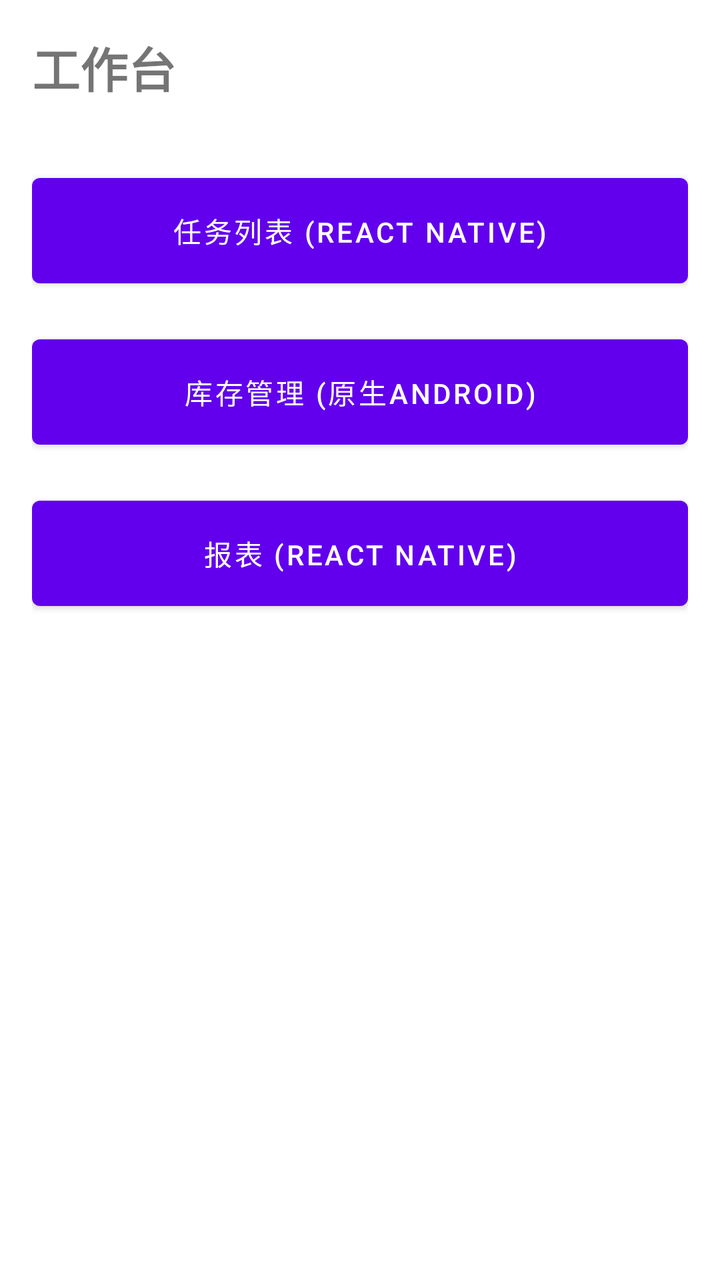
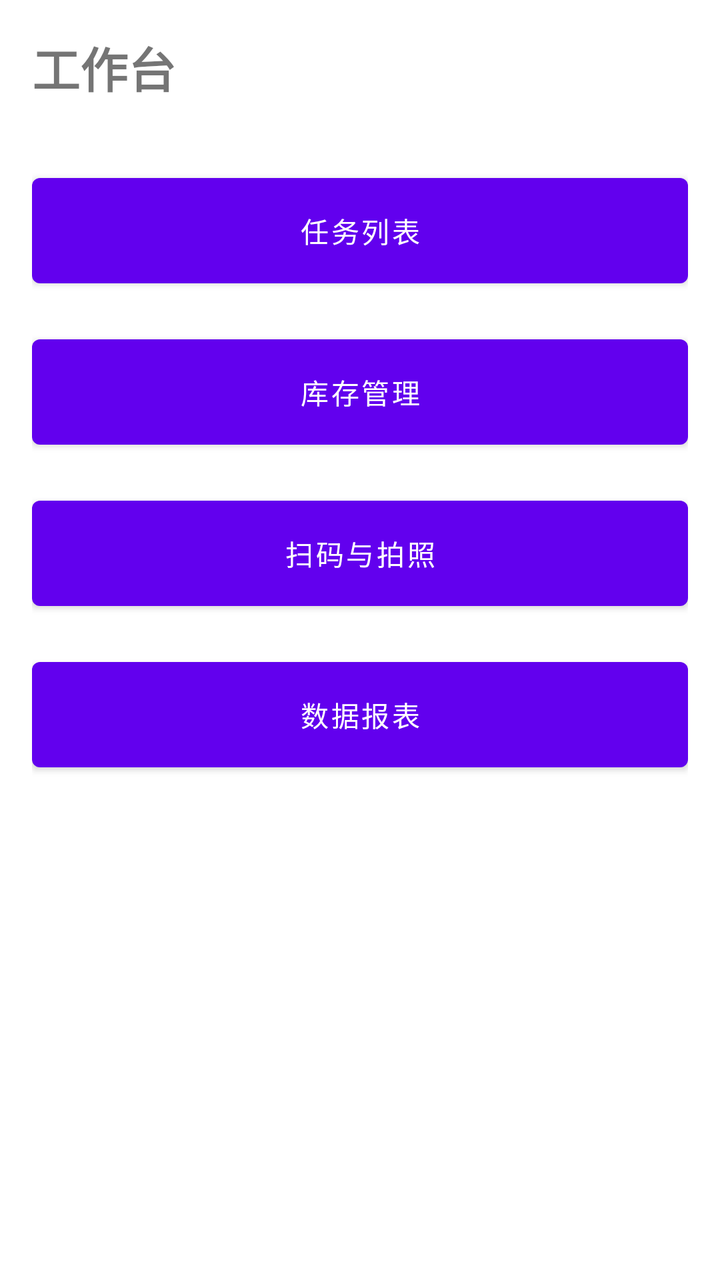

The first picture is an Android layout as it rendered before a commit; the second is the same layout after the commit. The layout source and the unified diff follow.
<!-- AndroidManifest.xml: application theme Theme.Mobileemployeesimple -->
<!-- res/layout/fragment_workbench.xml -->
<?xml version="1.0" encoding="utf-8"?>
<LinearLayout xmlns:android="http://schemas.android.com/apk/res/android"
    android:layout_width="match_parent"
    android:layout_height="match_parent"
    android:orientation="vertical"
    android:padding="16dp">

    <TextView
        android:id="@+id/workbench_title"
        android:layout_width="wrap_content"
        android:layout_height="wrap_content"
        android:text="@string/workbench_title"
        android:textSize="24sp"
        android:textStyle="bold"
        android:layout_marginBottom="32dp" />

    <Button
        android:id="@+id/task_list_button"
        android:layout_width="match_parent"
        android:layout_height="wrap_content"
        android:text="@string/workbench_task_list"
        android:layout_marginBottom="16dp"
        android:padding="16dp" />

    <Button
        android:id="@+id/inventory_button"
        android:layout_width="match_parent"
        android:layout_height="wrap_content"
        android:text="@string/workbench_inventory"
        android:layout_marginBottom="16dp"
        android:padding="16dp" />

    <Button
        android:id="@+id/reports_button"
        android:layout_width="match_parent"
        android:layout_height="wrap_content"
        android:text="@string/workbench_reports"
        android:layout_marginBottom="16dp"
        android:padding="16dp" />

</LinearLayout>
<!-- resources referenced by this layout -->
<resources>
  <string name="workbench_inventory">库存管理 (原生Android)</string>
  <string name="workbench_reports">报表 (React Native)</string>
  <string name="workbench_task_list">任务列表 (React Native)</string>
  <string name="workbench_title">工作台</string>
  <style name="Theme.Mobileemployeesimple" parent="Theme.MaterialComponents.DayNight.DarkActionBar">
          
          <item name="colorPrimary">@color/purple_500</item>
          <item name="colorPrimaryVariant">@color/purple_700</item>
          <item name="colorOnPrimary">@color/white</item>
          
          <item name="colorSecondary">@color/teal_200</item>
          <item name="colorSecondaryVariant">@color/teal_700</item>
          <item name="colorOnSecondary">@color/black</item>
          
          <item name="colorSurface">@color/white</item>
          <item name="colorOnSurface">@color/black</item>
          <item name="colorOnSurfaceVariant">@color/colorOnSurfaceVariant</item>
          
          <item name="android:statusBarColor">?attr/colorPrimaryVariant</item>
          
      </style>
  <color name="purple_500">#FF6200EE</color>
  <color name="purple_700">#FF3700B3</color>
  <color name="white">#FFFFFFFF</color>
  <color name="teal_200">#FF03DAC5</color>
  <color name="teal_700">#FF018786</color>
  <color name="black">#FF000000</color>
  <color name="colorOnSurfaceVariant">#FF666666</color>
</resources>

<!-- the commit's change to res/layout/fragment_workbench.xml (unified diff, before → after) -->
@@ -31,6 +31,14 @@
         android:padding="16dp" />
 
     <Button
+        android:id="@+id/camera_button"
+        android:layout_width="match_parent"
+        android:layout_height="wrap_content"
+        android:text="@string/workbench_camera"
+        android:layout_marginBottom="16dp"
+        android:padding="16dp" />
+
+    <Button
         android:id="@+id/reports_button"
         android:layout_width="match_parent"
         android:layout_height="wrap_content"
<!-- resource entries referenced after the edit -->
@@ -1,8 +1,9 @@
 <!-- resources referenced by this layout -->
 <resources>
-  <string name="workbench_inventory">库存管理 (原生Android)</string>
-  <string name="workbench_reports">报表 (React Native)</string>
-  <string name="workbench_task_list">任务列表 (React Native)</string>
+  <string name="workbench_camera">扫码与拍照</string>
+  <string name="workbench_inventory">库存管理</string>
+  <string name="workbench_reports">数据报表</string>
+  <string name="workbench_task_list">任务列表</string>
   <string name="workbench_title">工作台</string>
   <style name="Theme.Mobileemployeesimple" parent="Theme.MaterialComponents.DayNight.DarkActionBar">
           
